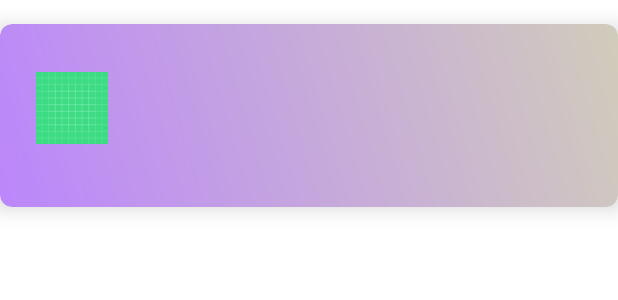
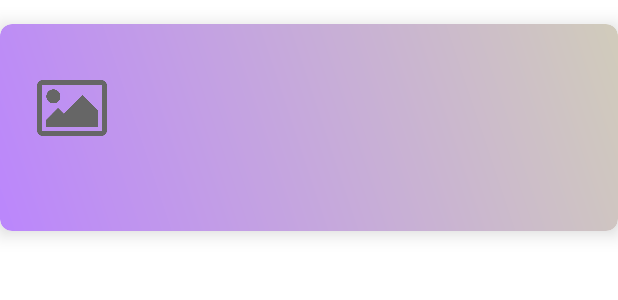
Before and after one commit to Sanmoy1/newCADviewerApp, an Android app: the layout search_recycler_result.xml on its own in the app's theme, with its tools: preview values and no code run, on a phone screen of 412 x 824 dp. Shown: the top 300 px of the screen. Run offline under Robolectric (Android 15) with nearby library versions, the phone set to English and light mode, and no system bars.

Commit message:
Latest Changes 20th May before submission of Report

```diff
--- a/app/src/main/AndroidManifest.xml
+++ b/app/src/main/AndroidManifest.xml
@@ -16,7 +16,7 @@
         android:supportsRtl="true"
         android:theme="@style/Theme.NewCADViewerApp">
         <activity
-            android:name=".SearchProfiles"
+            android:name=".LoginActivity"
             android:exported="true">
             <intent-filter>
                 <action android:name="android.intent.action.MAIN" />
@@ -29,7 +29,7 @@
         <activity android:name=".MainActivity"/>
         <activity android:name=".RecruiterProfile" />
         <activity android:name=".EditProfile"/>
-        <activity android:name=".LoginActivity"/>
+        <activity android:name=".SearchProfiles"/>
     </application>
 
 </manifest>
--- a/app/src/main/java/com/example/newcadviewerapp/Post.kt
+++ b/app/src/main/java/com/example/newcadviewerapp/FeedModel.kt
@@ -2,7 +2,7 @@ package com.example.newcadviewerapp
 
 import com.google.firebase.firestore.auth.User
 
-data class Post (
+data class FeedModel (
     val text: String = "",
     val createdBy: User,
     val createdAt: Long = 0L,
--- a/app/src/main/java/com/example/newcadviewerapp/SearchModel.kt
+++ b/app/src/main/java/com/example/newcadviewerapp/SearchModel.kt
@@ -3,7 +3,7 @@ import com.google.firebase.database.PropertyName
 import com.google.gson.annotations.SerializedName
 
 
-data class SearchModel ( val email: String?= "",  val userType:String?="",val password:String?="")
+data class SearchModel ( val email: String?= "",  val userType:String?="",val Name:String?="",)
 {
 
 
--- a/app/src/main/res/layout/join_layout.xml
+++ b/app/src/main/res/layout/join_layout.xml
@@ -5,6 +5,7 @@
     xmlns:app="http://schemas.android.com/apk/res-auto"
     android:id="@+id/userType"
     android:background="@drawable/background">
+
 
     <ImageView
         android:id="@+id/imageView2"
@@ -16,7 +17,6 @@
         app:layout_constraintStart_toStartOf="parent"
         app:layout_constraintTop_toTopOf="parent"
         app:srcCompat="@drawable/demopic" />
-
 
     <TextView
         android:id="@+id/textView6"
--- a/app/src/main/res/layout/search_recycler_result.xml
+++ b/app/src/main/res/layout/search_recycler_result.xml
@@ -20,22 +20,35 @@
             android:layout_height="48dp"
             android:layout_marginStart="8dp"
             android:layout_marginTop="16dp"
-            android:contentDescription="Pikcha"
-            android:src="@drawable/ic_launcher_background"
+            android:contentDescription="@string/pikcha"
+            android:src="@drawable/add_image_icon"
             app:layout_constraintStart_toStartOf="parent"
             app:layout_constraintTop_toTopOf="parent" />
-
+        <TextView
+            android:id="@+id/password"
+            android:layout_width="0dp"
+            android:layout_height="wrap_content"
+            android:textColor="#212121"
+            android:textSize="20sp"
+            android:textStyle="bold"
+            android:layout_marginStart="16dp"
+            android:layout_marginTop="12dp"
+            app:layout_constraintLeft_toRightOf="@id/profile_image"
+            app:layout_constraintRight_toRightOf="parent"
+            app:layout_constraintBottom_toTopOf="@+id/userEmail"
+            />
         <TextView
             android:id="@+id/userEmail"
             android:layout_width="0dp"
             android:layout_height="wrap_content"
             android:textColor="#212121"
             android:layout_marginStart="16dp"
-            android:textSize="16sp"
+            android:textSize="20sp"
+            android:layout_marginTop="12dp"
             android:textStyle="bold"
             app:layout_constraintLeft_toRightOf="@id/profile_image"
             app:layout_constraintRight_toRightOf="parent"
-            app:layout_constraintTop_toTopOf="parent" />
+            app:layout_constraintTop_toBottomOf="@id/password" />
 
 
         <TextView
@@ -44,24 +57,14 @@
             android:layout_height="wrap_content"
             android:layout_marginTop="12dp"
             android:textColor="#212121"
-            android:textSize="16sp"
+            android:textSize="20sp"
             android:layout_marginStart="16dp"
+            android:textStyle="bold"
             app:layout_constraintLeft_toRightOf="@id/profile_image"
             app:layout_constraintRight_toRightOf="parent"
             app:layout_constraintTop_toBottomOf="@id/userEmail" />
 
-        <TextView
-            android:id="@+id/password"
-            android:layout_width="0dp"
-            android:layout_height="wrap_content"
-            android:textColor="#212121"
-            android:textSize="16sp"
-            android:textStyle="bold"
-            android:layout_marginStart="16dp"
-            android:layout_marginTop="12dp"
-            app:layout_constraintLeft_toRightOf="@id/profile_image"
-            app:layout_constraintRight_toRightOf="parent"
-            app:layout_constraintTop_toBottomOf="@id/userType" />
+
     </androidx.constraintlayout.widget.ConstraintLayout>
 
 </androidx.cardview.widget.CardView>
```
Also changed, not shown: app/src/main/java/com/example/newcadviewerapp/FeedActivity.kt (added, +17 -0 lines), app/src/main/java/com/example/newcadviewerapp/MainActivity.kt (+40 -0 lines), app/src/main/java/com/example/newcadviewerapp/SearchAdapter.kt (+4 -3 lines), app/src/main/java/com/example/newcadviewerapp/SearchProfiles.kt (+8 -7 lines), app/src/main/res/layout/feed_layout.xml (added, +16 -0 lines), app/src/main/res/layout/login_page.xml (+5 -5 lines), app/src/main/res/values/strings.xml (+9 -3 lines), app/src/main/java/com/example/newcadviewerapp/FeedAdapter.kt (renamed from app/src/main/java/com/example/newcadviewerapp/PostAdapter.kt), app/src/main/res/layout/feed_item_post.xml (renamed from app/src/main/res/layout/item_post.xml).
